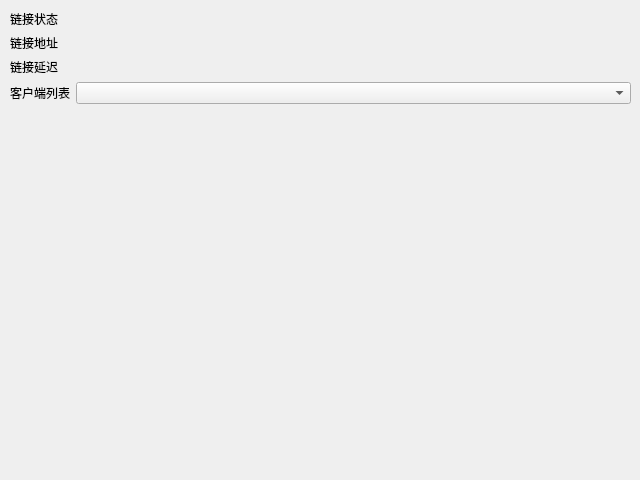
This is client-ui-qt/connectiondialog.ui in u-u-z/shitama as Qt 5 draws it before an edit. The edited form follows.
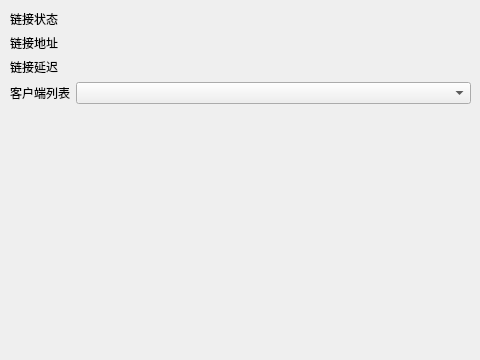
This is the edited form.

Diff of the .ui file:
```diff
--- a/client-ui-qt/connectiondialog.ui
+++ b/client-ui-qt/connectiondialog.ui
@@ -6,20 +6,20 @@
    <rect>
     <x>0</x>
     <y>0</y>
-    <width>640</width>
-    <height>480</height>
+    <width>480</width>
+    <height>360</height>
    </rect>
   </property>
   <property name="windowTitle">
    <string>连接信息</string>
   </property>
-  <widget class="QWidget" name="">
+  <widget class="QWidget" name="layoutWidget">
    <property name="geometry">
     <rect>
      <x>10</x>
      <y>10</y>
-     <width>621</width>
-     <height>461</height>
+     <width>461</width>
+     <height>341</height>
     </rect>
    </property>
    <layout class="QFormLayout" name="formLayout">
```
